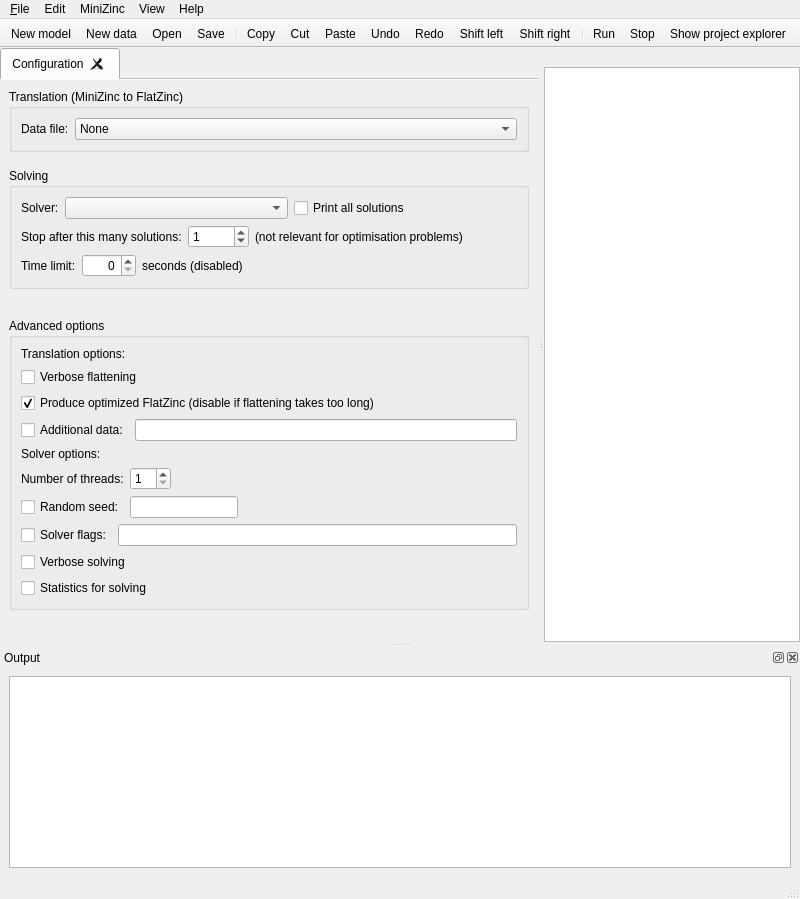
Before: the Qt Designer form MiniZincIDE/mainwindow.ui in MiniZinc/MiniZincIDE, drawn with Qt 5.
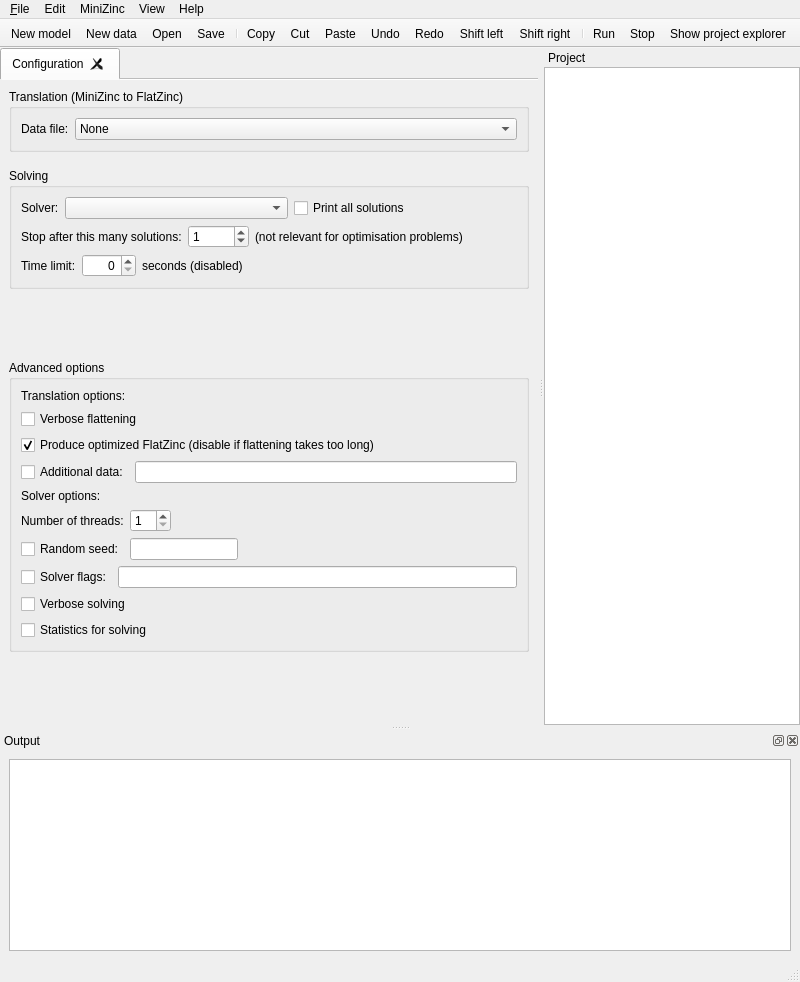
After: the same form once the commit is applied. Icons and pictures are not drawn. Custom widgets are drawn as their Qt base class.

Patch:
```diff
--- a/MiniZincIDE/mainwindow.ui
+++ b/MiniZincIDE/mainwindow.ui
@@ -7,7 +7,7 @@
     <x>0</x>
     <y>0</y>
     <width>800</width>
-    <height>899</height>
+    <height>982</height>
    </rect>
   </property>
   <property name="windowTitle">
@@ -664,6 +664,9 @@
    <property name="allowedAreas">
     <set>Qt::LeftDockWidgetArea|Qt::RightDockWidgetArea</set>
    </property>
+   <property name="windowTitle">
+    <string>Project</string>
+   </property>
    <attribute name="dockWidgetArea">
     <number>2</number>
    </attribute>
```
Left out of the diff: 6 changed lines with no effect on the pictures.
